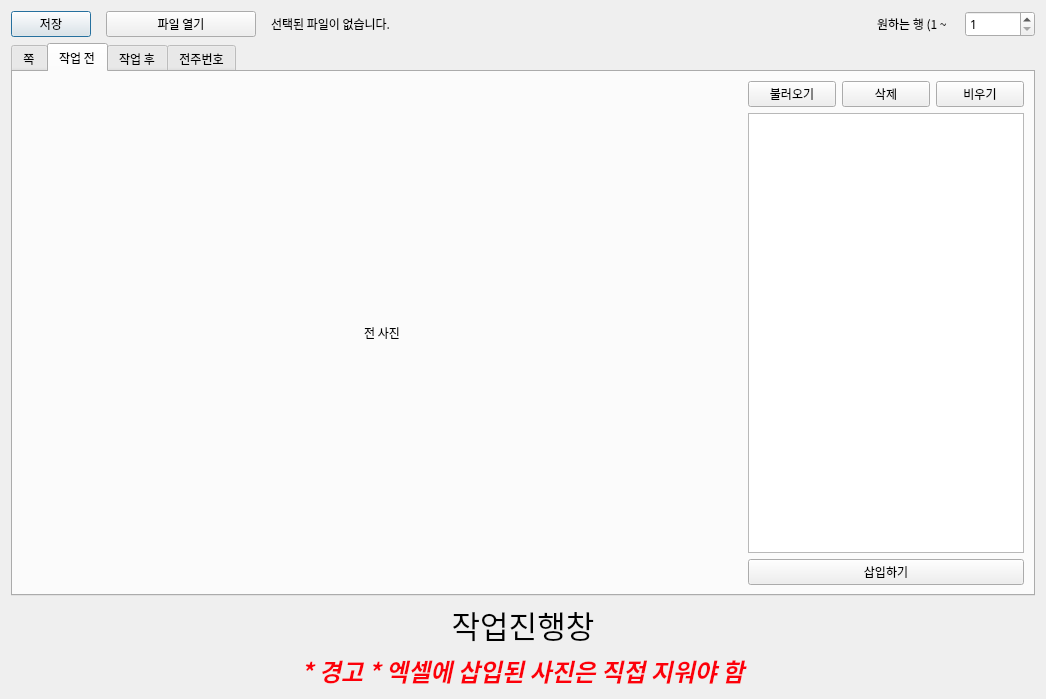
Above: my_form.ui from kiryanchi/excelphotoautomatic before the change. Below: the same form after it.
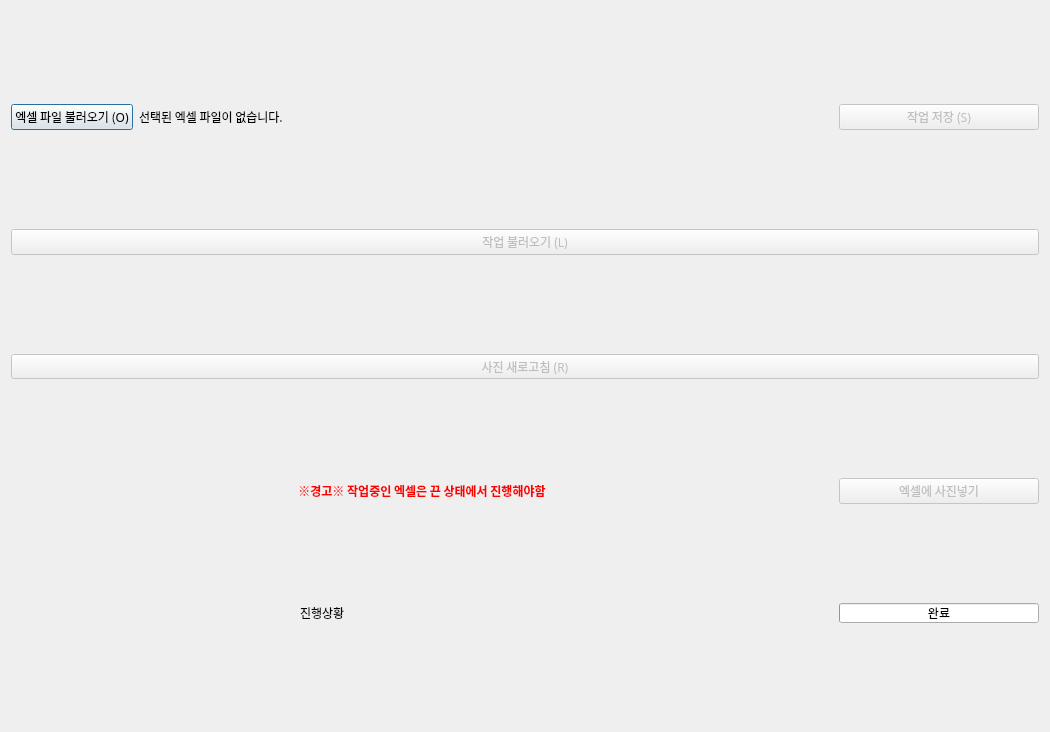
That is the form after the change.

Patch:
```diff
--- a/my_form.ui
+++ b/my_form.ui
@@ -6,8 +6,8 @@
    <rect>
     <x>0</x>
     <y>0</y>
-    <width>1046</width>
-    <height>699</height>
+    <width>1050</width>
+    <height>732</height>
    </rect>
   </property>
   <property name="font">
@@ -18,417 +18,174 @@
   <property name="windowTitle">
    <string>엑셀 자동 작업 프로그램</string>
   </property>
-  <layout class="QVBoxLayout" name="verticalLayout">
-   <item>
-    <layout class="QHBoxLayout" name="horizontalLayout" stretch="0,1,1,0,0">
-     <property name="spacing">
-      <number>15</number>
+  <layout class="QGridLayout" name="gridLayout">
+   <item row="4" column="11">
+    <widget class="QProgressBar" name="progress_bar">
+     <property name="minimumSize">
+      <size>
+       <width>200</width>
+       <height>20</height>
+      </size>
      </property>
-     <property name="sizeConstraint">
-      <enum>QLayout::SetMinAndMaxSize</enum>
+     <property name="maximumSize">
+      <size>
+       <width>200</width>
+       <height>20</height>
+      </size>
      </property>
-     <item>
-      <widget class="QPushButton" name="save_btn">
-       <property name="maximumSize">
-        <size>
-         <width>150</width>
-         <height>16777215</height>
-        </size>
-       </property>
-       <property name="text">
-        <string>저장</string>
-       </property>
-      </widget>
-     </item>
-     <item>
-      <widget class="QPushButton" name="fileopen_btn">
-       <property name="maximumSize">
-        <size>
-         <width>150</width>
-         <height>16777215</height>
-        </size>
-       </property>
-       <property name="text">
-        <string>파일 열기</string>
-       </property>
-       <property name="checkable">
-        <bool>false</bool>
-       </property>
-      </widget>
-     </item>
-     <item>
-      <widget class="QLabel" name="fileopen_lbl">
-       <property name="text">
-        <string>선택된 파일이 없습니다.</string>
-       </property>
-      </widget>
-     </item>
-     <item>
-      <widget class="QLabel" name="rowlabel">
-       <property name="text">
-        <string>원하는 행 (1 ~ </string>
-       </property>
-      </widget>
-     </item>
-     <item>
-      <widget class="QSpinBox" name="spinBox">
-       <property name="minimumSize">
-        <size>
-         <width>70</width>
-         <height>0</height>
-        </size>
-       </property>
-       <property name="minimum">
-        <number>1</number>
-       </property>
-      </widget>
-     </item>
-    </layout>
-   </item>
-   <item>
-    <widget class="QTabWidget" name="tabWidget">
-     <property name="currentIndex">
+     <property name="maximum">
       <number>1</number>
      </property>
-     <widget class="QWidget" name="tab_4">
-      <attribute name="title">
-       <string>쪽</string>
-      </attribute>
-      <layout class="QGridLayout" name="gridLayout_8">
-       <item row="0" column="0">
-        <layout class="QGridLayout" name="gridLayout_7">
-         <item row="0" column="0">
-          <widget class="QLabel" name="label_2">
-           <property name="text">
-            <string>작업중.. 박기현</string>
-           </property>
-           <property name="alignment">
-            <set>Qt::AlignCenter</set>
-           </property>
-          </widget>
-         </item>
-        </layout>
-       </item>
-      </layout>
-     </widget>
-     <widget class="QWidget" name="tab">
-      <attribute name="title">
-       <string>작업 전</string>
-      </attribute>
-      <layout class="QGridLayout" name="gridLayout_2">
-       <item row="0" column="0">
-        <layout class="QGridLayout" name="gridLayout">
-         <item row="0" column="0" rowspan="3">
-          <widget class="QLabel" name="beforeimg_lbl">
-           <property name="minimumSize">
-            <size>
-             <width>720</width>
-             <height>480</height>
-            </size>
-           </property>
-           <property name="text">
-            <string>전 사진</string>
-           </property>
-           <property name="alignment">
-            <set>Qt::AlignCenter</set>
-           </property>
-          </widget>
-         </item>
-         <item row="0" column="3">
-          <widget class="QPushButton" name="beforeimg_clear_btn">
-           <property name="maximumSize">
-            <size>
-             <width>100</width>
-             <height>16777215</height>
-            </size>
-           </property>
-           <property name="text">
-            <string>비우기</string>
-           </property>
-          </widget>
-         </item>
-         <item row="0" column="1">
-          <widget class="QPushButton" name="beforeimg_btn">
-           <property name="maximumSize">
-            <size>
-             <width>100</width>
-             <height>16777215</height>
-            </size>
-           </property>
-           <property name="text">
-            <string>불러오기</string>
-           </property>
-          </widget>
-         </item>
-         <item row="1" column="1" colspan="3">
-          <widget class="QListWidget" name="beforeimg_list">
-           <property name="maximumSize">
-            <size>
-             <width>300</width>
-             <height>16777215</height>
-            </size>
-           </property>
-           <property name="dragDropMode">
-            <enum>QAbstractItemView::InternalMove</enum>
-           </property>
-           <property name="defaultDropAction">
-            <enum>Qt::LinkAction</enum>
-           </property>
-          </widget>
-         </item>
-         <item row="0" column="2">
-          <widget class="QPushButton" name="beforeimg_remove_btn">
-           <property name="maximumSize">
-            <size>
-             <width>100</width>
-             <height>16777215</height>
-            </size>
-           </property>
-           <property name="text">
-            <string>삭제</string>
-           </property>
-          </widget>
-         </item>
-         <item row="2" column="1" colspan="3">
-          <widget class="QPushButton" name="beforeimg_insert_btn">
-           <property name="maximumSize">
-            <size>
-             <width>300</width>
-             <height>16777215</height>
-            </size>
-           </property>
-           <property name="text">
-            <string>삽입하기</string>
-           </property>
-          </widget>
-         </item>
-        </layout>
-       </item>
-      </layout>
-     </widget>
-     <widget class="QWidget" name="tab_2">
-      <attribute name="title">
-       <string>작업 후</string>
-      </attribute>
-      <layout class="QGridLayout" name="gridLayout_4">
-       <item row="1" column="0">
-        <layout class="QGridLayout" name="gridLayout_3">
-         <item row="0" column="1">
-          <widget class="QPushButton" name="afterimg_btn">
-           <property name="maximumSize">
-            <size>
-             <width>100</width>
-             <height>16777215</height>
-            </size>
-           </property>
-           <property name="text">
-            <string>불러오기</string>
-           </property>
-          </widget>
-         </item>
-         <item row="0" column="3">
-          <widget class="QPushButton" name="afterimg_clear_btn">
-           <property name="maximumSize">
-            <size>
-             <width>100</width>
-             <height>16777215</height>
-            </size>
-           </property>
-           <property name="text">
-            <string>비우기</string>
-           </property>
-          </widget>
-         </item>
-         <item row="0" column="0" rowspan="3">
-          <widget class="QLabel" name="afterimg_lbl">
-           <property name="minimumSize">
-            <size>
-             <width>720</width>
-             <height>480</height>
-            </size>
-           </property>
-           <property name="text">
-            <string>후 사진</string>
-           </property>
-           <property name="alignment">
-            <set>Qt::AlignCenter</set>
-           </property>
-          </widget>
-         </item>
-         <item row="1" column="1" colspan="3">
-          <widget class="QListWidget" name="afterimg_list">
-           <property name="maximumSize">
-            <size>
-             <width>300</width>
-             <height>16777215</height>
-            </size>
-           </property>
-           <property name="dragDropMode">
-            <enum>QAbstractItemView::InternalMove</enum>
-           </property>
-          </widget>
-         </item>
-         <item row="0" column="2">
-          <widget class="QPushButton" name="afterimg_remove_btn">
-           <property name="maximumSize">
-            <size>
-             <width>100</width>
-             <height>16777215</height>
-            </size>
-           </property>
-           <property name="text">
-            <string>삭제</string>
-           </property>
-          </widget>
-         </item>
-         <item row="2" column="1" colspan="3">
-          <widget class="QPushButton" name="afterimg_insert_btn">
-           <property name="maximumSize">
-            <size>
-             <width>300</width>
-             <height>16777215</height>
-            </size>
-           </property>
-           <property name="text">
-            <string>삽입하기</string>
-           </property>
-          </widget>
-         </item>
-        </layout>
-       </item>
-      </layout>
-     </widget>
-     <widget class="QWidget" name="tab_3">
-      <attribute name="title">
-       <string>전주번호</string>
-      </attribute>
-      <layout class="QGridLayout" name="gridLayout_6">
-       <item row="0" column="0">
-        <layout class="QGridLayout" name="gridLayout_5">
-         <item row="0" column="0" rowspan="3">
-          <widget class="QLabel" name="polenum_lbl">
-           <property name="minimumSize">
-            <size>
-             <width>720</width>
-             <height>480</height>
-            </size>
-           </property>
-           <property name="text">
-            <string>전주번호</string>
-           </property>
-           <property name="alignment">
-            <set>Qt::AlignCenter</set>
-           </property>
-          </widget>
-         </item>
-         <item row="0" column="1">
-          <widget class="QPushButton" name="polenum_btn">
-           <property name="maximumSize">
-            <size>
-             <width>100</width>
-             <height>16777215</height>
-            </size>
-           </property>
-           <property name="text">
-            <string>불러오기</string>
-           </property>
-          </widget>
-         </item>
-         <item row="0" column="3">
-          <widget class="QPushButton" name="polenum_clear_btn">
-           <property name="maximumSize">
-            <size>
-             <width>100</width>
-             <height>16777215</height>
-            </size>
-           </property>
-           <property name="text">
-            <string>비우기</string>
-           </property>
-          </widget>
-         </item>
-         <item row="0" column="2">
-          <widget class="QPushButton" name="polenum_remove_btn">
-           <property name="maximumSize">
-            <size>
-             <width>100</width>
-             <height>16777215</height>
-            </size>
-           </property>
-           <property name="text">
-            <string>삭제</string>
-           </property>
-          </widget>
-         </item>
-         <item row="1" column="1" colspan="3">
-          <widget class="QListWidget" name="polenum_list">
-           <property name="maximumSize">
-            <size>
-             <width>300</width>
-             <height>16777215</height>
-            </size>
-           </property>
-           <property name="dragDropMode">
-            <enum>QAbstractItemView::InternalMove</enum>
-           </property>
-          </widget>
-         </item>
-         <item row="2" column="1" colspan="3">
-          <widget class="QPushButton" name="polenum_insert_btn">
-           <property name="maximumSize">
-            <size>
-             <width>300</width>
-             <height>16777215</height>
-            </size>
-           </property>
-           <property name="text">
-            <string>삽입하기</string>
-           </property>
-          </widget>
-         </item>
-        </layout>
-       </item>
-      </layout>
-     </widget>
-    </widget>
-   </item>
-   <item>
-    <widget class="QLabel" name="progress_lbl">
-     <property name="font">
-      <font>
-       <family>.Apple SD Gothic NeoI</family>
-       <pointsize>23</pointsize>
-      </font>
-     </property>
-     <property name="text">
-      <string>작업진행창</string>
+     <property name="value">
+      <number>0</number>
      </property>
      <property name="alignment">
       <set>Qt::AlignCenter</set>
      </property>
+     <property name="format">
+      <string>완료</string>
+     </property>
     </widget>
    </item>
-   <item>
-    <widget class="QLabel" name="alert_lbl">
+   <item row="0" column="1">
+    <widget class="QPushButton" name="fileopen_btn">
+     <property name="maximumSize">
+      <size>
+       <width>200</width>
+       <height>16777215</height>
+      </size>
+     </property>
+     <property name="text">
+      <string>엑셀 파일 불러오기 (O)</string>
+     </property>
+     <property name="shortcut">
+      <string>Ctrl+O</string>
+     </property>
+    </widget>
+   </item>
+   <item row="3" column="11">
+    <widget class="QPushButton" name="filesave_btn">
+     <property name="enabled">
+      <bool>false</bool>
+     </property>
+     <property name="text">
+      <string>엑셀에 사진넣기</string>
+     </property>
+    </widget>
+   </item>
+   <item row="0" column="11">
+    <widget class="QPushButton" name="save_btn">
+     <property name="enabled">
+      <bool>false</bool>
+     </property>
+     <property name="text">
+      <string>작업 저장 (S)</string>
+     </property>
+     <property name="shortcut">
+      <string>Ctrl+S</string>
+     </property>
+    </widget>
+   </item>
+   <item row="3" column="1" colspan="10">
+    <widget class="QLabel" name="aleart">
+     <property name="minimumSize">
+      <size>
+       <width>500</width>
+       <height>20</height>
+      </size>
+     </property>
+     <property name="maximumSize">
+      <size>
+       <width>16777215</width>
+       <height>20</height>
+      </size>
+     </property>
      <property name="font">
       <font>
-       <family>.Apple SD Gothic NeoI</family>
-       <pointsize>18</pointsize>
        <weight>75</weight>
-       <italic>true</italic>
+       <italic>false</italic>
        <bold>true</bold>
-       <underline>false</underline>
-       <stylestrategy>PreferDefault</stylestrategy>
       </font>
      </property>
      <property name="text">
-      <string>&lt;html&gt;&lt;head/&gt;&lt;body&gt;&lt;p&gt;&lt;span style=&quot; color:#fc000a;&quot;&gt;* 경고 * 엑셀에 삽입된 사진은 직접 지워야 함&lt;/span&gt;&lt;/p&gt;&lt;/body&gt;&lt;/html&gt;</string>
+      <string>&lt;html&gt;&lt;head/&gt;&lt;body&gt;&lt;p&gt;&lt;span style=&quot; color:#ff0000;&quot;&gt;※경고※ 작업중인 엑셀은 끈 상태에서 진행해야함&lt;/span&gt;&lt;/p&gt;&lt;/body&gt;&lt;/html&gt;</string>
      </property>
      <property name="alignment">
       <set>Qt::AlignCenter</set>
      </property>
     </widget>
    </item>
+   <item row="0" column="2" colspan="7">
+    <widget class="QLabel" name="fileopen_lbl">
+     <property name="text">
+      <string>선택된 엑셀 파일이 없습니다.</string>
+     </property>
+    </widget>
+   </item>
+   <item row="4" column="4" colspan="7">
+    <widget class="QLabel" name="progress_lbl">
+     <property name="minimumSize">
+      <size>
+       <width>300</width>
+       <height>20</height>
+      </size>
+     </property>
+     <property name="maximumSize">
+      <size>
+       <width>16777215</width>
+       <height>20</height>
+      </size>
+     </property>
+     <property name="text">
+      <string>진행상황</string>
+     </property>
+     <property name="alignment">
+      <set>Qt::AlignLeading|Qt::AlignLeft|Qt::AlignVCenter</set>
+     </property>
+    </widget>
+   </item>
+   <item row="1" column="1" colspan="11">
+    <layout class="QGridLayout" name="gridLayout_2">
+     <item row="0" column="0">
+      <widget class="QPushButton" name="load_btn">
+       <property name="enabled">
+        <bool>false</bool>
+       </property>
+       <property name="text">
+        <string>작업 불러오기 (L)</string>
+       </property>
+       <property name="shortcut">
+        <string>Ctrl+L</string>
+       </property>
+      </widget>
+     </item>
+    </layout>
+   </item>
+   <item row="2" column="1" colspan="11">
+    <widget class="QPushButton" name="reload_btn">
+     <property name="enabled">
+      <bool>false</bool>
+     </property>
+     <property name="minimumSize">
+      <size>
+       <width>0</width>
+       <height>25</height>
+      </size>
+     </property>
+     <property name="maximumSize">
+      <size>
+       <width>16777215</width>
+       <height>25</height>
+      </size>
+     </property>
+     <property name="text">
+      <string>사진 새로고침 (R)</string>
+     </property>
+     <property name="shortcut">
+      <string>Ctrl+R</string>
+     </property>
+    </widget>
+   </item>
   </layout>
  </widget>
  <resources/>
```
